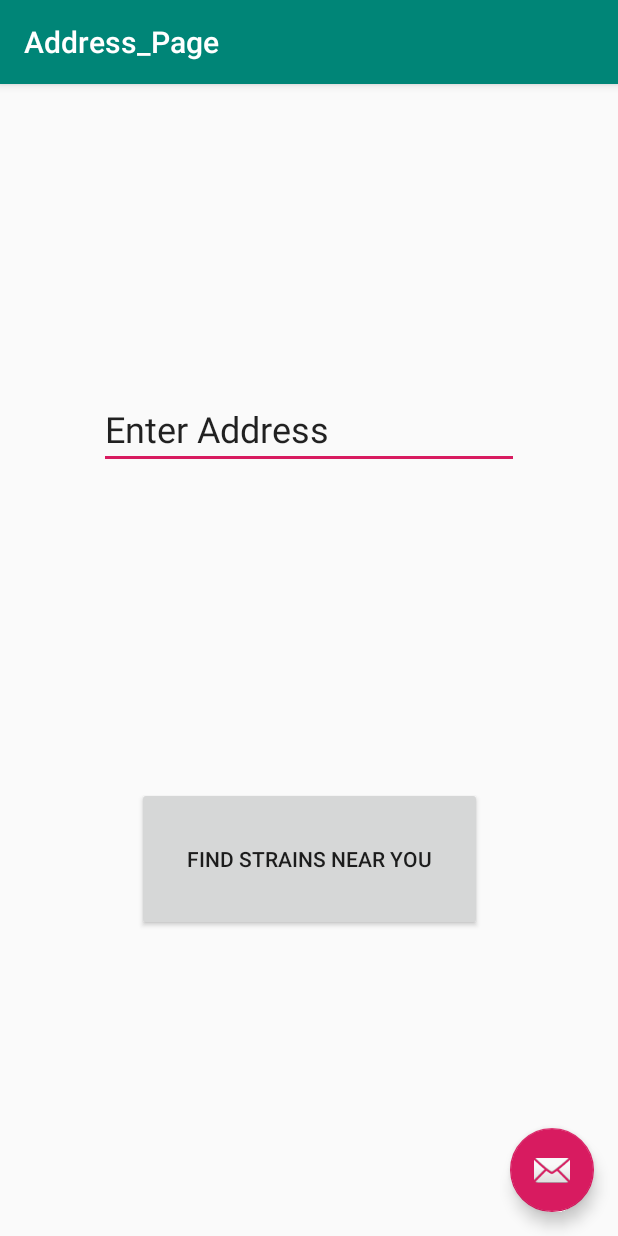
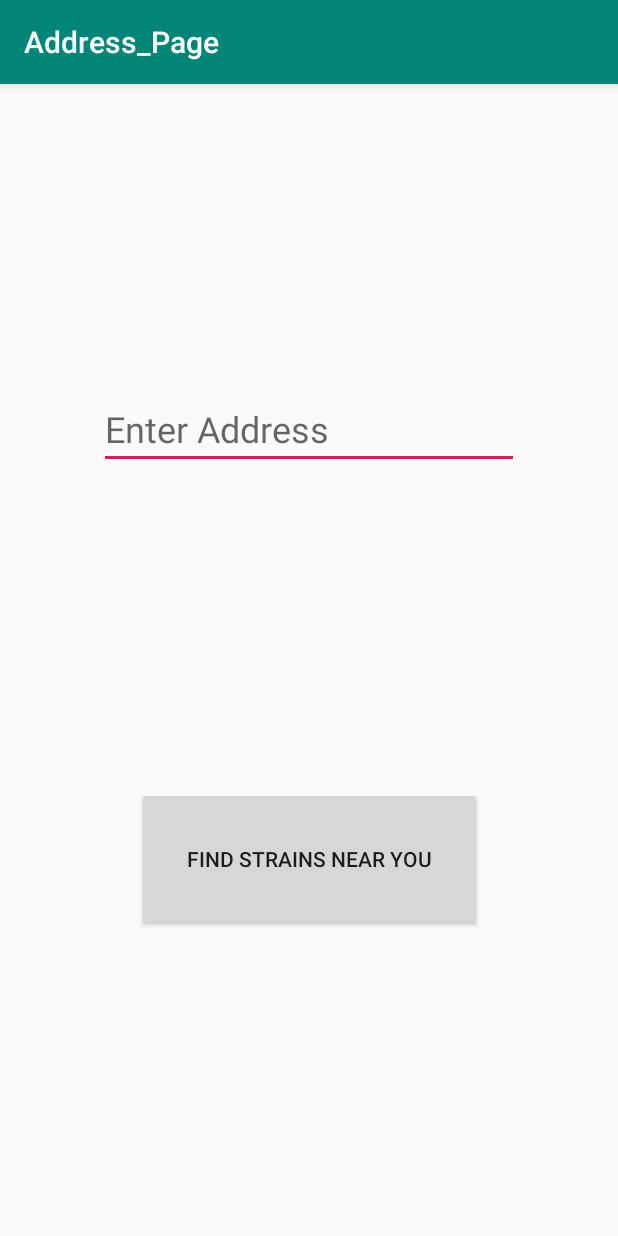
Before and after one commit to cottre54/Hello_World, an Android app: the Address_Page screen opened directly, with no data from a screen before it, on a phone screen of 412 x 824 dp. Run offline under Robolectric (Android 15) with nearby library versions, the phone set to English and light mode, and no system bars.

Commit message:
address page

```diff
--- a/DankDelivery/app/src/main/AndroidManifest.xml
+++ b/DankDelivery/app/src/main/AndroidManifest.xml
@@ -5,7 +5,7 @@
     <application
         android:allowBackup="true"
         android:icon="@mipmap/ic_launcher"
-        android:label="Dank Delivery"
+        android:label="Wheeld"
         android:roundIcon="@mipmap/ic_launcher_round"
         android:supportsRtl="true"
         android:theme="@style/AppTheme">
@@ -27,7 +27,7 @@
             android:theme="@style/AppTheme.NoActionBar" />
         <activity
             android:name=".MainActivity"
-            android:label="@string/app_name"
+            android:label="WheelD"
             android:theme="@style/AppTheme.NoActionBar">
             <intent-filter>
                 <action android:name="android.intent.action.MAIN" />
--- a/DankDelivery/app/src/main/java/com/example/dankdelivery/Address_Page.java
+++ b/DankDelivery/app/src/main/java/com/example/dankdelivery/Address_Page.java
@@ -1,11 +1,13 @@
 package com.example.dankdelivery;
 
+import android.content.Intent;
 import android.os.Bundle;
 import android.support.design.widget.FloatingActionButton;
 import android.support.design.widget.Snackbar;
 import android.support.v7.app.AppCompatActivity;
 import android.support.v7.widget.Toolbar;
 import android.view.View;
+import android.widget.Button;
 
 public class Address_Page extends AppCompatActivity {
 
@@ -16,14 +18,15 @@ public class Address_Page extends AppCompatActivity {
         Toolbar toolbar = findViewById(R.id.toolbar);
         setSupportActionBar(toolbar);
 
-        FloatingActionButton fab = findViewById(R.id.fab);
-        fab.setOnClickListener(new View.OnClickListener() {
+        configureNextButton();
+    }
+    private void configureNextButton() {
+        Button nextButton = (Button) findViewById(R.id.button_FindStrainsNearYou);
+        nextButton.setOnClickListener(new View.OnClickListener() {
             @Override
             public void onClick(View view) {
-                Snackbar.make(view, "Replace with your own action", Snackbar.LENGTH_LONG)
-                        .setAction("Action", null).show();
+                startActivity(new Intent(Address_Page.this, StrainsNearYou.class));
             }
         });
     }
-
 }
--- a/DankDelivery/app/src/main/res/layout/activity_address__page.xml
+++ b/DankDelivery/app/src/main/res/layout/activity_address__page.xml
@@ -22,12 +22,4 @@
 
     <include layout="@layout/content_address__page" />
 
-    <android.support.design.widget.FloatingActionButton
-        android:id="@+id/fab"
-        android:layout_width="wrap_content"
-        android:layout_height="wrap_content"
-        android:layout_gravity="bottom|end"
-        android:layout_margin="@dimen/fab_margin"
-        app:srcCompat="@android:drawable/ic_dialog_email" />
-
 </android.support.design.widget.CoordinatorLayout>
--- a/DankDelivery/app/src/main/res/layout/content_address__page.xml
+++ b/DankDelivery/app/src/main/res/layout/content_address__page.xml
@@ -19,8 +19,8 @@
         android:layout_marginRight="8dp"
         android:layout_marginBottom="8dp"
         android:ems="10"
+        android:hint="Enter Address"
         android:inputType="textPostalAddress"
-        android:text="Enter Address"
         android:textSize="24sp"
         app:layout_constraintBottom_toTopOf="@+id/button_FindStrainsNearYou"
         app:layout_constraintEnd_toEndOf="parent"
@@ -42,4 +42,5 @@
         app:layout_constraintEnd_toEndOf="parent"
         app:layout_constraintStart_toStartOf="parent"
         app:layout_constraintTop_toBottomOf="@+id/text_address" />
+
 </android.support.constraint.ConstraintLayout>
```
